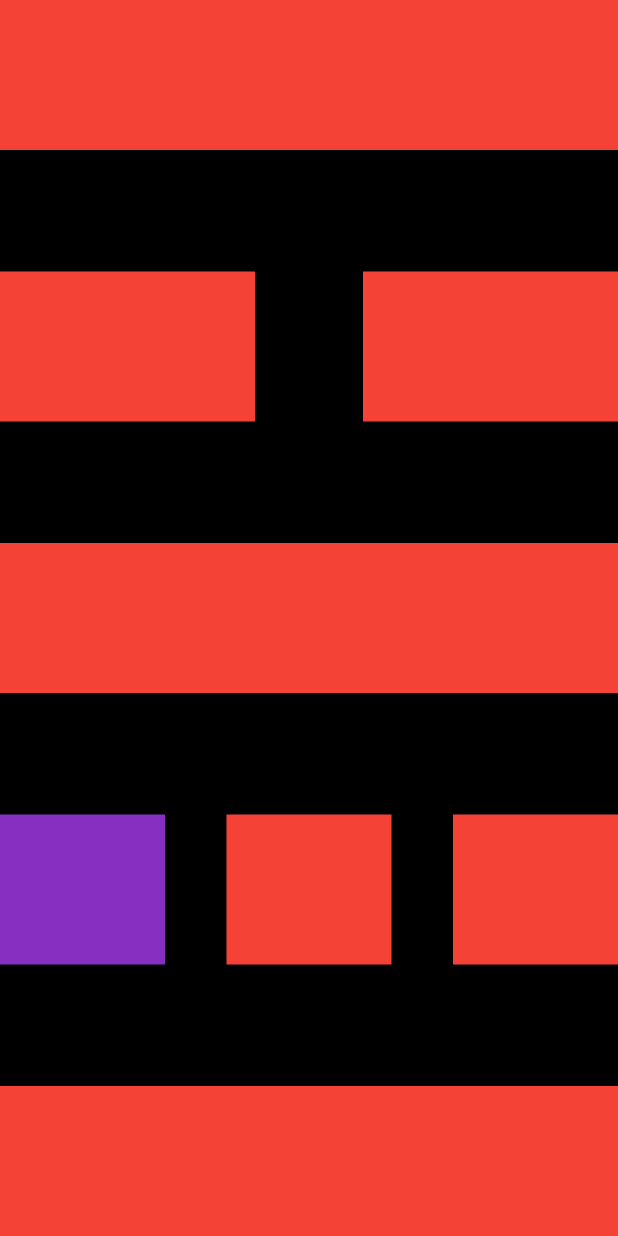
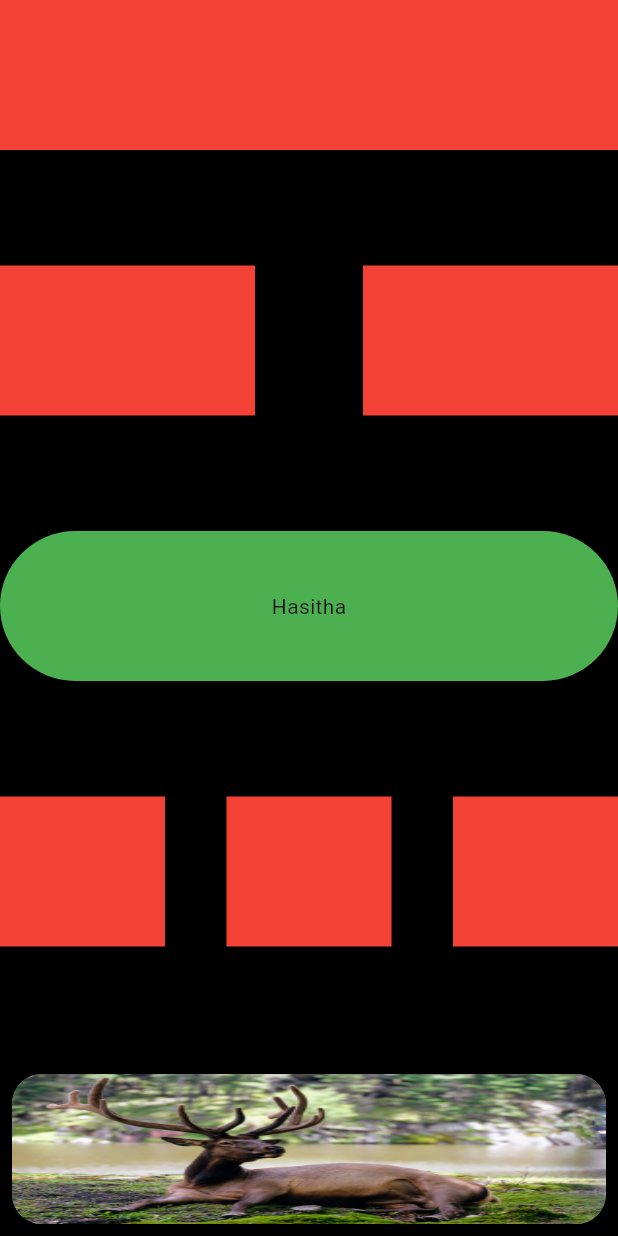
Before and after one commit to hasithamanohara/auth_flutter, a Flutter app: the screen it shows after launch, on a phone screen of 412 x 824 dp. Run offline on Flutter 3.47's test engine with Material 3 defaults, Android fonts, the phone set to English and light mode, and no system bars.

Commit message:
finished_layout

```diff
--- a/lib/main.dart
+++ b/lib/main.dart
@@ -37,10 +37,16 @@ class MyApp extends StatelessWidget {
                   ),
                 ],
               ),
-              Container(
-                width:double.infinity,
-                height: 100,
-                color: Colors.red,
+              Center(
+                child: Container(
+                  width: double.infinity,
+                  height: 100,
+                  decoration: BoxDecoration(
+                    borderRadius: BorderRadius.circular(10000),
+                    color: Colors.green,
+                  ),
+                  child: const Center(child: Text("Hasitha")),
+                ),
               ),
               Row(
                 mainAxisAlignment: MainAxisAlignment.spaceBetween,
@@ -48,7 +54,7 @@ class MyApp extends StatelessWidget {
                   Container(
                     width: 110,
                     height: 100,
-                    color: Color.fromARGB(255, 134, 47, 192),
+                    color: Colors.red,
                   ),
                   Container(
                     width: 110,
@@ -62,10 +68,20 @@ class MyApp extends StatelessWidget {
                   ),
                 ],
               ),
-              Container(
-                width: double.infinity,
-                height: 100,
-                color: Colors.red,
+              Padding(
+                padding: const EdgeInsets.all(8.0),
+                child: Container(
+                  width: double.infinity,
+                  height: 100,
+                  decoration: BoxDecoration(
+                    image: const DecorationImage(
+                      image: AssetImage('assets/aseone.jpg'),
+                      fit: BoxFit.fill,
+                    ),
+                    borderRadius: BorderRadius.circular(20),
+                    color: Colors.green,
+                  ),
+                ),
               ),
             ],
           ),
--- a/pubspec.yaml
+++ b/pubspec.yaml
@@ -59,9 +59,9 @@ flutter:
   uses-material-design: true
 
   # To add assets to your application, add an assets section, like this:
-  # assets:
-  #   - images/a_dot_burr.jpeg
-  #   - images/a_dot_ham.jpeg
+  assets:
+    - assets/
+
 
   # An image asset can refer to one or more resolution-specific "variants", see
   # https://flutter.dev/assets-and-images/#resolution-aware
```
Also changed, not shown: assets/aseone.jpg (added), assets/asetwo.jpg (added), 1 other file.
